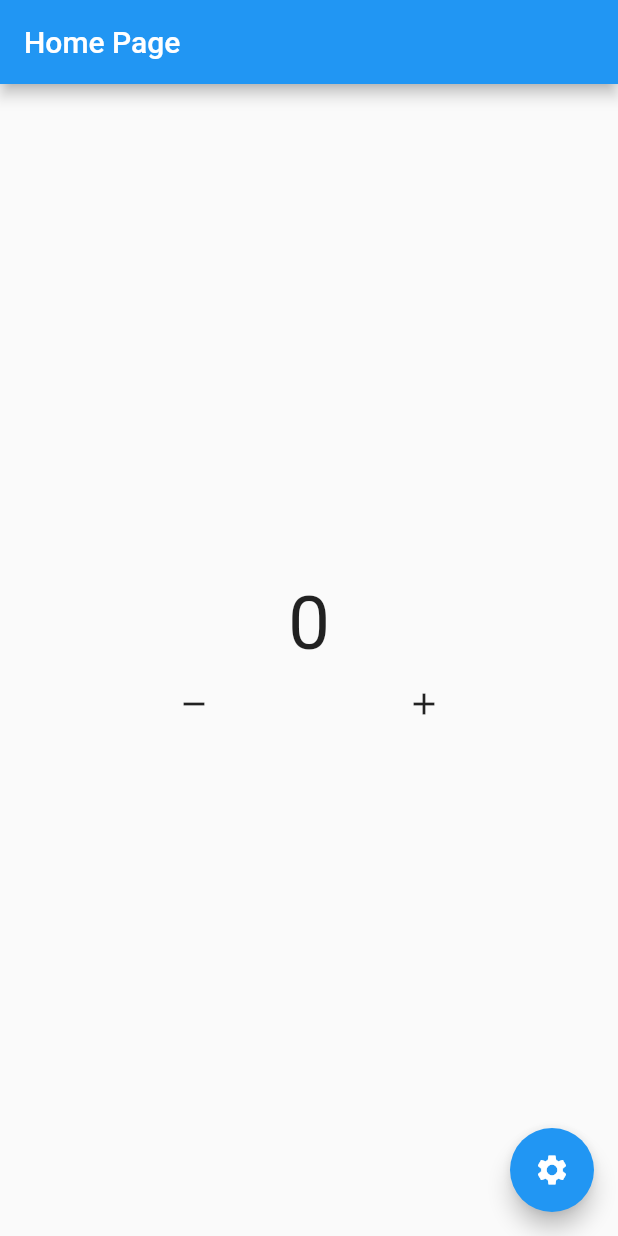
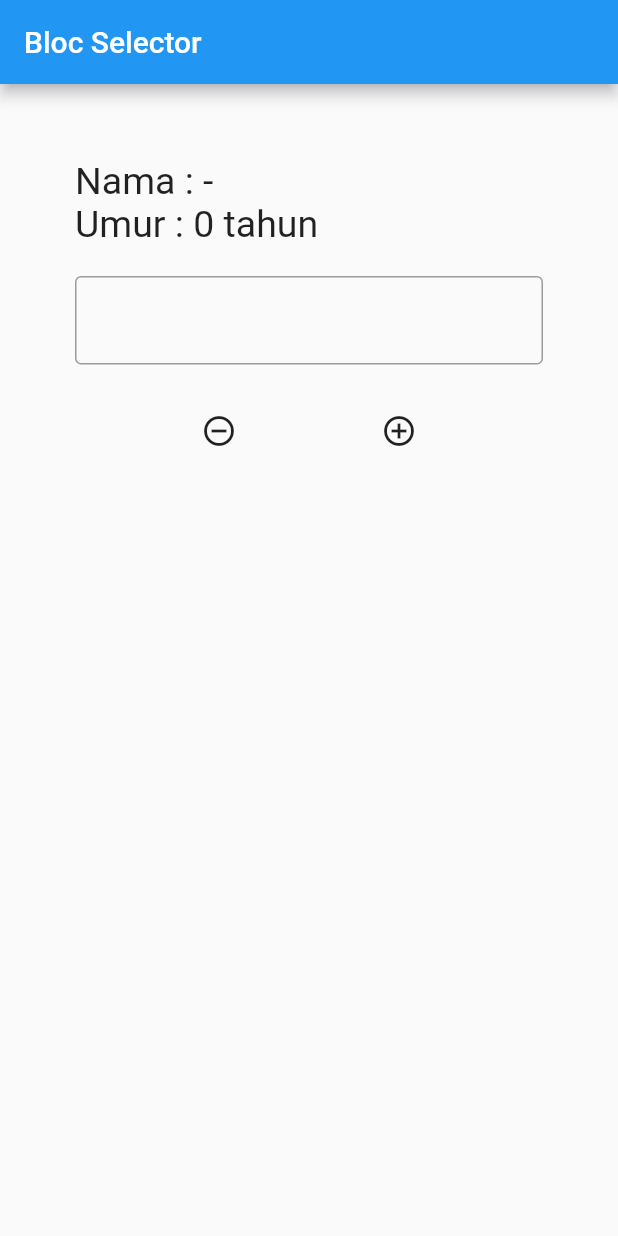
Before and after one commit to itsmhyne/mhybloc, a Flutter app: the screen it shows after launch, on a phone screen of 412 x 824 dp. Run offline on Flutter 3.47's test engine with Material 2 defaults, Android fonts, the phone set to English and light mode, and no system bars; our stand-ins replace bloc, flutter_bloc.

Commit message:
bloc selector

```diff
--- a/lib/app.dart
+++ /dev/null
@@ -1,24 +0,0 @@
-import 'package:flutter/material.dart';
-import 'package:flutter/src/foundation/key.dart';
-import 'package:flutter/src/widgets/framework.dart';
-import 'package:flutter_bloc/flutter_bloc.dart';
-import 'package:mhybloc/blocs/counter.dart';
-import 'package:mhybloc/blocs/theme.dart';
-import 'package:mhybloc/pages/home_page.dart';
-
-class App extends StatelessWidget {
-  const App({Key? key}) : super(key: key);
-
-  @override
-  Widget build(BuildContext context) {
-    return BlocBuilder<ThemeBloc, bool>(
-      bloc: context.read<ThemeBloc>(),
-      builder: (context, state) {
-        return MaterialApp(
-          theme: state == true ? ThemeData.light() : ThemeData.dark(),
-          home: const HomePage(),
-        );
-      },
-    );
-  }
-}
--- a/lib/blocs/counter.dart
+++ /dev/null
@@ -1,9 +0,0 @@
-import 'package:bloc/bloc.dart';
-
-class CounterBloc extends Cubit<int> {
-  CounterBloc() : super(0);
-
-  void plus() => emit(state + 1);
-
-  void min() => emit(state - 1);
-}
--- a/lib/blocs/theme.dart
+++ /dev/null
@@ -1,20 +0,0 @@
-// ignore_for_file: slash_for_doc_comments
-
-import 'package:bloc/bloc.dart';
-
-class ThemeBloc extends Cubit<bool> {
-  /**
-   * Logic
-   * true = light
-   * false = dark
-   */
-  ThemeBloc() : super(true);
-
-  void changeTheme() => emit(!state);
-  @override
-  void onChange(Change<bool> change) {
-    // TODO: implement onChange
-    super.onChange(change);
-    print(change);
-  }
-}
--- /dev/null
+++ b/lib/blocs/user_bloc.dart
@@ -0,0 +1,13 @@
+import 'package:bloc/bloc.dart';
+
+class UserBloc extends Cubit<Map<String, dynamic>> {
+  UserBloc() : super({"name": "-", "age": 0});
+
+  void changeName(String newName) {
+    emit({"name": newName, "age": state["age"]});
+  }
+
+  void changeAge(int newAge) {
+    emit({"name": state["name"], "age": newAge});
+  }
+}
--- a/lib/main.dart
+++ b/lib/main.dart
@@ -1,10 +1,8 @@
 import 'package:flutter/cupertino.dart';
 import 'package:flutter/material.dart';
 import 'package:flutter_bloc/flutter_bloc.dart';
-import 'package:mhybloc/app.dart';
-import 'package:mhybloc/blocs/counter.dart';
-import 'package:mhybloc/blocs/theme.dart';
-import 'package:mhybloc/pages/home_page.dart';
+import 'package:mhybloc/blocs/user_bloc.dart';
+import 'package:mhybloc/page/home_page.dart';
 
 void main() {
   runApp(MyApp());
@@ -15,16 +13,11 @@ class MyApp extends StatelessWidget {
 
   @override
   Widget build(BuildContext context) {
-    return MultiBlocProvider(
-      providers: [
-        BlocProvider(
-          create: (context) => CounterBloc(),
-        ),
-        BlocProvider(
-          create: (context) => ThemeBloc(),
-        ),
-      ],
-      child: App(),
+    return MaterialApp(
+      home: BlocProvider(
+        create: (context) => UserBloc(),
+        child: const HomePage(),
+      ),
     );
   }
 }
--- /dev/null
+++ b/lib/page/home_page.dart
@@ -0,0 +1,67 @@
+import 'package:flutter/material.dart';
+import 'package:flutter/src/foundation/key.dart';
+import 'package:flutter/src/widgets/framework.dart';
+import 'package:mhybloc/blocs/user_bloc.dart';
+import 'package:flutter_bloc/flutter_bloc.dart';
+
+class HomePage extends StatelessWidget {
+  const HomePage({Key? key}) : super(key: key);
+
+  @override
+  Widget build(BuildContext context) {
+    UserBloc dataUser = context.read<UserBloc>();
+    return Scaffold(
+      appBar: AppBar(
+        title: const Text("Bloc Selector"),
+      ),
+      body: ListView(
+        padding: const EdgeInsets.all(50),
+        children: [
+          BlocSelector<UserBloc, Map<String, dynamic>, String>(
+            selector: (state) => state['name'],
+            builder: (context, state) {
+              return Text(
+                "Nama : ${state}",
+                style: const TextStyle(fontSize: 25),
+              );
+            },
+          ),
+          BlocSelector<UserBloc, Map<String, dynamic>, int>(
+            selector: (state) => state['age'],
+            builder: (context, state) {
+              return Text(
+                "Umur : ${state} tahun",
+                style: const TextStyle(fontSize: 25),
+              );
+            },
+          ),
+          const SizedBox(
+            height: 20,
+          ),
+          TextField(
+            onChanged: (value) => dataUser.changeName(value),
+            decoration: const InputDecoration(border: OutlineInputBorder()),
+          ),
+          const SizedBox(
+            height: 20,
+          ),
+          Row(
+            mainAxisAlignment: MainAxisAlignment.spaceEvenly,
+            children: [
+              IconButton(
+                  onPressed: () {
+                    dataUser.changeAge(dataUser.state["age"] - 1);
+                  },
+                  icon: const Icon(Icons.remove_circle_outline)),
+              IconButton(
+                  onPressed: () {
+                    dataUser.changeAge(dataUser.state["age"] + 1);
+                  },
+                  icon: const Icon(Icons.add_circle_outline)),
+            ],
+          )
+        ],
+      ),
+    );
+  }
+}
--- a/lib/pages/home_page.dart
+++ /dev/null
@@ -1,96 +0,0 @@
-import 'package:flutter/material.dart';
-import 'package:mhybloc/blocs/counter.dart';
-import 'package:flutter_bloc/flutter_bloc.dart';
-import 'package:mhybloc/blocs/theme.dart';
-
-class HomePage extends StatelessWidget {
-  const HomePage({Key? key}) : super(key: key);
-
-  @override
-  Widget build(BuildContext context) {
-    CounterBloc mycounter = context.read<CounterBloc>();
-    ThemeBloc mytheme = context.read<ThemeBloc>();
-    return Scaffold(
-      appBar: AppBar(
-        title: const Text("Home Page"),
-      ),
-      body: Center(
-        child: Column(
-          mainAxisSize: MainAxisSize.min,
-          children: [
-            MultiBlocListener(
-              listeners: [
-                // listen tema
-                BlocListener<ThemeBloc, bool>(listener: (context, state) {
-                  ScaffoldMessenger.of(context).showSnackBar(const SnackBar(
-                    content: Text("tema gelap aktif"),
-                    duration: Duration(seconds: 1),
-                  ));
-                }, listenWhen: (previous, currnet) {
-                  if (currnet == false) {
-                    return true;
-                  } else {
-                    return false;
-                  }
-                }),
-                // listen counter
-                BlocListener<CounterBloc, int>(
-                  listener: (context, state) {
-                    ScaffoldMessenger.of(context).showSnackBar(const SnackBar(
-                      content: Text("diatas 10"),
-                      duration: Duration(seconds: 1),
-                    ));
-                  },
-                  listenWhen: (previous, current) {
-                    if (current > 10) {
-                      return true;
-                    } else {
-                      return false;
-                    }
-                  },
-                  child: BlocBuilder<CounterBloc, int>(
-                    builder: (context, state) {
-                      return Text(
-                        "$state",
-                        style: const TextStyle(fontSize: 50),
-                      );
-                    },
-                  ),
-                )
-              ],
-              child: BlocBuilder<CounterBloc, int>(
-                builder: (context, state) {
-                  return Text(
-                    "$state",
-                    style: const TextStyle(fontSize: 50),
-                  );
-                },
-              ),
-            ),
-            Row(
-              mainAxisAlignment: MainAxisAlignment.spaceEvenly,
-              children: [
-                IconButton(
-                    onPressed: () {
-                      mycounter.min();
-                    },
-                    icon: const Icon(Icons.remove)),
-                IconButton(
-                    onPressed: () {
-                      mycounter.plus();
-                    },
-                    icon: const Icon(Icons.add)),
-              ],
-            )
-          ],
-        ),
-      ),
-      floatingActionButton: FloatingActionButton(
-        onPressed: () {
-          mytheme.changeTheme();
-        },
-        child: const Icon(Icons.settings),
-      ),
-    );
-  }
-}
```
